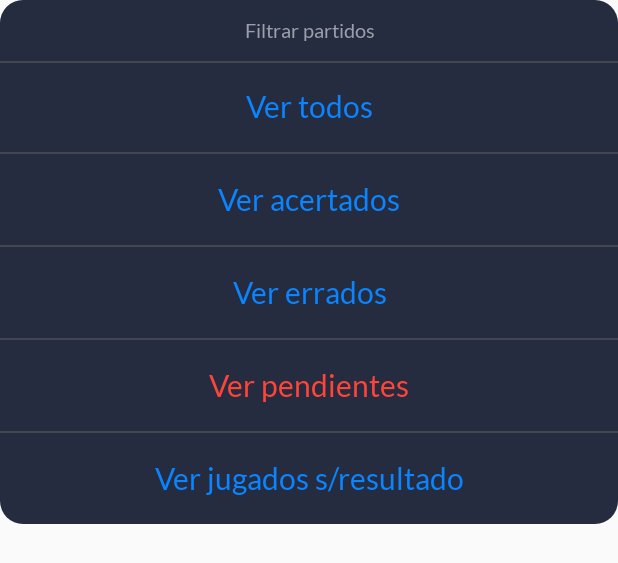
After one commit to joaquinVidal1/penca, an Android app: the layout alert_dialog.xml on its own in the app's theme, with its tools: preview values and no code run, on a phone screen of 412 x 824 dp. The commit adds this screen. Shown: the top 563 px of the screen. Run offline under Robolectric (Android 15) with nearby library versions, the phone set to English and light mode, and no system bars.

Commit message:
falta el custom dialog y centrar en la toolbar

```diff
--- a/app/src/main/java/com/example/penca/MainActivity.kt
+++ b/app/src/main/java/com/example/penca/MainActivity.kt
@@ -26,21 +26,18 @@ class MainActivity : AppCompatActivity() {
     private fun setUpToolbar() {
         toolbar = findViewById(R.id.topAppBar)
         setSupportActionBar(toolbar)
-        supportActionBar?.setDisplayShowTitleEnabled(false)
-        actionBar?.setDisplayShowTitleEnabled(false)
         navController = findNavController(R.id.nav_host_fragment)
         toolbar.setupWithNavController(navController)
+        supportActionBar!!.setDisplayShowTitleEnabled(false)
     }
 
     private fun modifyToolbar() {
         val pencaText = toolbar.findViewById<TextView>(R.id.pencaText)
         val logoImage = toolbar.findViewById<ImageView>(R.id.logoImage)
         val detailsText = toolbar.findViewById<TextView>(R.id.see_details_text)
-        supportActionBar?.setDisplayShowTitleEnabled(false)
-        actionBar?.setDisplayShowTitleEnabled(false)
+
         navController.addOnDestinationChangedListener { _, destination, _ ->
-            supportActionBar?.setDisplayShowTitleEnabled(false)
-            actionBar?.setDisplayShowTitleEnabled(false)
+            toolbar.title = ""
             if (destination.id == R.id.seeDetailsFragment) {
                 toolbar.setNavigationIcon(R.drawable.back_vector)
                 pencaText.visibility = View.INVISIBLE
--- /dev/null
+++ b/app/src/main/java/com/example/penca/mainscreen/CustomDialog.kt
@@ -0,0 +1,16 @@
+package com.example.penca.mainscreen
+
+import android.app.Dialog
+import android.content.Context
+import android.os.Bundle
+import android.view.Window
+import com.example.penca.R
+
+class CustomDialog(context: Context) :Dialog(context) {
+    override fun onCreate(savedInstanceState: Bundle?) {
+        super.onCreate(savedInstanceState)
+        requestWindowFeature(Window.FEATURE_NO_TITLE)
+        setContentView(R.layout.alert_dialog)
+    }
+
+}
--- a/app/src/main/java/com/example/penca/mainscreen/MainScreenFragment.kt
+++ b/app/src/main/java/com/example/penca/mainscreen/MainScreenFragment.kt
@@ -44,7 +44,7 @@ class MainScreenFragment : Fragment() {
 
     private fun setFilterDialog() {
         val values = resources.getStringArray(R.array.filter_options_array)
-        val builder = AlertDialog.Builder(context)
+        val builder = AlertDialog.Builder(context, R.style.AlertDialogCustom)
         builder.setTitle("Filtrar partidos")
         builder.setItems(values) { _, which ->
             viewModel.onFilterChanged(BetFilter.values().toList()[which])
--- a/app/src/main/res/anim/in_from_left.xml
+++ b/app/src/main/res/anim/in_from_left.xml
@@ -1,5 +1,5 @@
 <?xml version="1.0" encoding="utf-8"?>
 <translate xmlns:android="http://schemas.android.com/apk/res/android"
-    android:duration="500"
+    android:duration="@integer/navigation_transition_duration"
     android:fromXDelta="-100%"
     android:toXDelta="0%" />
--- a/app/src/main/res/anim/out_from_right.xml
+++ b/app/src/main/res/anim/out_from_right.xml
@@ -1,5 +1,5 @@
 <?xml version="1.0" encoding="utf-8"?>
 <translate xmlns:android="http://schemas.android.com/apk/res/android"
-    android:duration="500"
+    android:duration="@integer/navigation_transition_duration"
     android:fromXDelta="0%"
     android:toXDelta="100%" />
--- a/app/src/main/res/anim/slide_in_right.xml
+++ b/app/src/main/res/anim/slide_in_right.xml
@@ -1,7 +1,7 @@
 <?xml version="1.0" encoding="utf-8"?>
 <set xmlns:android="http://schemas.android.com/apk/res/android">
     <translate
-        android:duration="500"
+        android:duration="@integer/navigation_transition_duration"
         android:fromXDelta="100%"
         android:fromYDelta="0%"
         android:toXDelta="0%"
--- a/app/src/main/res/anim/slide_out_left.xml
+++ b/app/src/main/res/anim/slide_out_left.xml
@@ -5,5 +5,5 @@
         android:toXDelta="-100%"
         android:fromYDelta="0%"
         android:toYDelta="0%"
-        android:duration="500" />
+        android:duration="@integer/navigation_transition_duration" />
 </set>
--- /dev/null
+++ b/app/src/main/res/drawable/background_dialog.xml
@@ -0,0 +1,5 @@
+<?xml version="1.0" encoding="utf-8"?>
+<shape xmlns:android="http://schemas.android.com/apk/res/android" android:shape="rectangle" >
+    <solid android:color="@color/color_background_dialog" />
+    <corners android:radius="15dp"/>
+</shape>
--- a/app/src/main/res/layout/activity_main.xml
+++ b/app/src/main/res/layout/activity_main.xml
@@ -14,7 +14,9 @@
             android:layout_height="wrap_content"
             android:background="@color/action_bar_background"
             app:buttonGravity="center_vertical"
+            android:gravity="center"
             app:elevation="8dp"
+            app:layout_constraintEnd_toEndOf="parent"
             app:layout_constraintStart_toStartOf="parent"
             app:layout_constraintTop_toTopOf="parent">
 
@@ -22,27 +24,21 @@
                 android:id="@+id/logoImage"
                 android:layout_width="wrap_content"
                 android:layout_height="wrap_content"
+                android:layout_gravity="center"
                 android:layout_marginVertical="25dp"
                 android:layout_marginEnd="8dp"
-                android:src="@drawable/penca_logo"/>
-<!--                app:layout_constraintBottom_toBottomOf="parent"-->
-<!--                app:layout_constraintEnd_toStartOf="@id/pencaText"-->
-<!--                app:layout_constraintTop_toTopOf="parent" />-->
+                android:src="@drawable/penca_logo" />
 
             <TextView
                 android:id="@+id/pencaText"
                 android:layout_width="wrap_content"
                 android:layout_height="wrap_content"
                 android:fontFamily="@font/inter"
+                android:layout_gravity="center"
                 android:text="@string/penca_text"
                 android:textColor="#FFFFFF"
-                android:gravity="center"
                 android:textSize="24sp"
-                android:textStyle="bold"/>
-<!--                app:layout_constraintBottom_toBottomOf="@id/logoImage"-->
-<!--                app:layout_constraintEnd_toEndOf="parent"-->
-<!--                app:layout_constraintStart_toStartOf="parent"-->
-<!--                app:layout_constraintTop_toTopOf="@id/logoImage" />-->
+                android:textStyle="bold" />
 
             <TextView
                 android:id="@+id/see_details_text"
@@ -50,15 +46,12 @@
                 android:layout_height="wrap_content"
                 android:layout_marginEnd="?android:attr/actionBarSize"
                 android:fontFamily="@font/lato"
+                android:layout_gravity="center"
                 android:text="@string/detalle_partido_text"
                 android:textColor="@color/white"
-                android:gravity="center"
                 android:textSize="18sp"
-                android:textStyle="bold"/>
-<!--                app:layout_constraintBottom_toBottomOf="@id/logoImage"-->
-<!--                app:layout_constraintEnd_toEndOf="parent"-->
-<!--                app:layout_constraintStart_toStartOf=""-->
-<!--                app:layout_constraintTop_toTopOf="@id/logoImage" />-->
+                android:visibility="gone"
+                android:textStyle="bold" />
 
         </com.google.android.material.appbar.MaterialToolbar>
 
--- /dev/null
+++ b/app/src/main/res/layout/alert_dialog.xml
@@ -0,0 +1,129 @@
+<?xml version="1.0" encoding="utf-8"?>
+<layout xmlns:android="http://schemas.android.com/apk/res/android"
+    xmlns:app="http://schemas.android.com/apk/res-auto">
+
+    <androidx.constraintlayout.widget.ConstraintLayout
+        android:layout_width="match_parent"
+        android:layout_height="wrap_content"
+        android:background="@drawable/background_dialog">
+
+        <TextView
+            android:id="@+id/dialog_title"
+            android:layout_width="match_parent"
+            android:layout_height="wrap_content"
+            android:fontFamily="@font/lato"
+            android:paddingVertical="12dp"
+            android:text="@string/match_filter"
+            android:textAlignment="center"
+            android:textColor="@color/color_title_dialog"
+            android:textSize="13sp"
+            app:layout_constraintStart_toStartOf="parent"
+            app:layout_constraintTop_toTopOf="parent" />
+
+        <View
+            android:id="@+id/separator_title_see_all"
+            android:layout_width="match_parent"
+            android:layout_height="1dp"
+            android:background="@color/color_dialog_separator"
+            app:layout_constraintStart_toStartOf="parent"
+            app:layout_constraintTop_toBottomOf="@id/dialog_title" />
+
+        <TextView
+            android:id="@+id/see_all_text"
+            android:layout_width="match_parent"
+            android:layout_height="wrap_content"
+            android:fontFamily="@font/lato"
+            android:paddingVertical="18dp"
+            android:text="@string/see_all"
+            android:textAlignment="center"
+            android:textColor="@color/color_text_dialog_not_selected"
+            android:textSize="20sp"
+            app:layout_constraintStart_toStartOf="parent"
+            app:layout_constraintTop_toBottomOf="@id/dialog_title" />
+
+        <View
+            android:id="@+id/separator_see_all_see_accerted"
+            android:layout_width="match_parent"
+            android:layout_height="1dp"
+            android:background="@color/color_dialog_separator"
+            app:layout_constraintStart_toStartOf="parent"
+            app:layout_constraintTop_toBottomOf="@id/see_all_text" />
+
+        <TextView
+            android:id="@+id/see_accerted_text"
+            android:layout_width="match_parent"
+            android:layout_height="wrap_content"
+            android:fontFamily="@font/lato"
+            android:paddingVertical="18dp"
+            android:text="@string/see_accerted"
+            android:textAlignment="center"
+            android:textColor="@color/color_text_dialog_not_selected"
+            android:textSize="20sp"
+            app:layout_constraintStart_toStartOf="parent"
+            app:layout_constraintTop_toBottomOf="@id/separator_see_all_see_accerted" />
+
+        <View
+            android:id="@+id/separator_see_accerted_see_wrong"
+            android:layout_width="match_parent"
+            android:layout_height="1dp"
+            android:background="@color/color_dialog_separator"
+            app:layout_constraintStart_toStartOf="parent"
+            app:layout_constraintTop_toBottomOf="@id/see_accerted_text" />
+
+        <TextView
+            android:id="@+id/see_wrong_text"
+            android:layout_width="match_parent"
+            android:layout_height="wrap_content"
+            android:fontFamily="@font/lato"
+            android:paddingVertical="18dp"
+            android:text="@string/see_wrong"
+            android:textAlignment="center"
+            android:textColor="@color/color_text_dialog_not_selected"
+            android:textSize="20sp"
+            app:layout_constraintStart_toStartOf="parent"
+            app:layout_constraintTop_toBottomOf="@id/separator_see_accerted_see_wrong" />
+
+        <View
+            android:id="@+id/separator_see_wrong_see_pending"
+            android:layout_width="match_parent"
+            android:layout_height="1dp"
+            android:background="@color/color_dialog_separator"
+            app:layout_constraintStart_toStartOf="parent"
+            app:layout_constraintTop_toBottomOf="@id/see_wrong_text" />
+
+        <TextView
+            android:id="@+id/see_pending_text"
+            android:layout_width="match_parent"
+            android:layout_height="wrap_content"
+            android:fontFamily="@font/lato"
+            android:paddingVertical="18dp"
+            android:text="Ver pendientes"
+            android:textAlignment="center"
+            android:textColor="@color/color_text_dialog_selected"
+            android:textSize="20sp"
+            app:layout_constraintStart_toStartOf="parent"
+            app:layout_constraintTop_toBottomOf="@id/separator_see_wrong_see_pending" />
+
+        <View
+            android:id="@+id/separator_see_pending_see_not_bet"
+            android:layout_width="match_parent"
+            android:layout_height="1dp"
+            android:background="@color/color_dialog_separator"
+            app:layout_constraintStart_toStartOf="parent"
+            app:layout_constraintTop_toBottomOf="@id/see_pending_text" />
+
+        <TextView
+            android:id="@+id/see_not_bet_text"
+            android:layout_width="match_parent"
+            android:layout_height="wrap_content"
+            android:fontFamily="@font/lato"
+            android:paddingVertical="18dp"
+            android:text="@string/see_played_not_bet"
+            android:textAlignment="center"
+            android:textColor="@color/color_text_dialog_not_selected"
+            android:textSize="20sp"
+            app:layout_constraintStart_toStartOf="parent"
+            app:layout_constraintTop_toBottomOf="@id/separator_see_pending_see_not_bet" />
+
+    </androidx.constraintlayout.widget.ConstraintLayout>
+</layout>
--- a/app/src/main/res/values/colors.xml
+++ b/app/src/main/res/values/colors.xml
@@ -27,6 +27,10 @@
     <color name="color_background_bet_status_not_done">#A19F9D</color>
     <color name="color_background_bet_header_not_done">#606071</color>
     <color name="color_background_see_details">#445492</color>
-
+    <color name="color_background_dialog">#262C3F</color>
+    <color name="color_text_dialog_not_selected">#0A84FF</color>
+    <color name="color_text_dialog_selected">#FF453A</color>
+    <color name="color_title_dialog">#9C9EAB</color>
+    <color name="color_dialog_separator">#44464F</color>
 
 </resources>
--- /dev/null
+++ b/app/src/main/res/values/integers.xml
@@ -0,0 +1,4 @@
+<?xml version="1.0" encoding="utf-8"?>
+<resources>
+    <integer name="navigation_transition_duration">500</integer>
+</resources>
--- a/app/src/main/res/values/strings.xml
+++ b/app/src/main/res/values/strings.xml
@@ -14,4 +14,9 @@
     <string name="cancel">Cancelar</string>
     <string name="dialog_title">Goles</string>
     <string name="see_details">Ver detalles</string>
+    <string name="match_filter">Filtrar partidos</string>
+    <string name="see_all">Ver todos</string>
+    <string name="see_accerted">Ver acertados</string>
+    <string name="see_wrong">Ver errados</string>
+    <string name="see_played_not_bet">Ver jugados s/resultado</string>
 </resources>
--- /dev/null
+++ b/app/src/main/res/values/styles.xml
@@ -0,0 +1,9 @@
+<?xml version="1.0" encoding="utf-8"?>
+<resources>
+    <style name="AlertDialogCustom" parent="Theme.AppCompat.DayNight">
+        <item name="textColorAlertDialogListItem">#FF453A</item>
+        <item name="android:textColor">#0A84FF</item>
+        <item name="fontFamily">@font/lato</item>
+        <item name="android:textSize">20sp</item>
+    </style>
+</resources>
```
